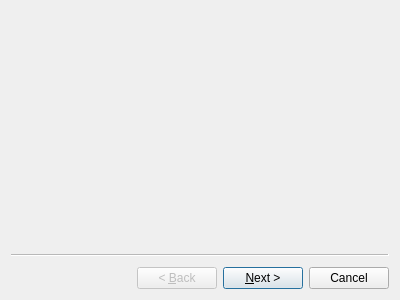
Before: the Qt Designer form wizard.ui in JforJake/GameLauncher, drawn with Qt 5.
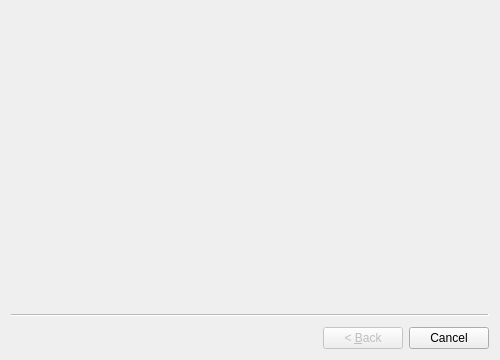
After: the same form once the commit is applied.

Commit message: Changed Wizard/Added Epic Game Support

```diff
--- a/wizard.ui
+++ b/wizard.ui
@@ -6,15 +6,16 @@
    <rect>
     <x>0</x>
     <y>0</y>
-    <width>400</width>
-    <height>300</height>
+    <width>500</width>
+    <height>360</height>
    </rect>
   </property>
   <property name="windowTitle">
    <string>Wizard</string>
   </property>
-  <widget class="QWizardPage" name="wizardPage1"/>
-  <widget class="QWizardPage" name="wizardPage2"/>
+  <property name="wizardStyle">
+   <enum>QWizard::WizardStyle::ClassicStyle</enum>
+  </property>
  </widget>
  <resources/>
  <connections/>
```
Left out of the diff: 2 changed lines with no effect on the pictures. The commit also changes 29 other files.
